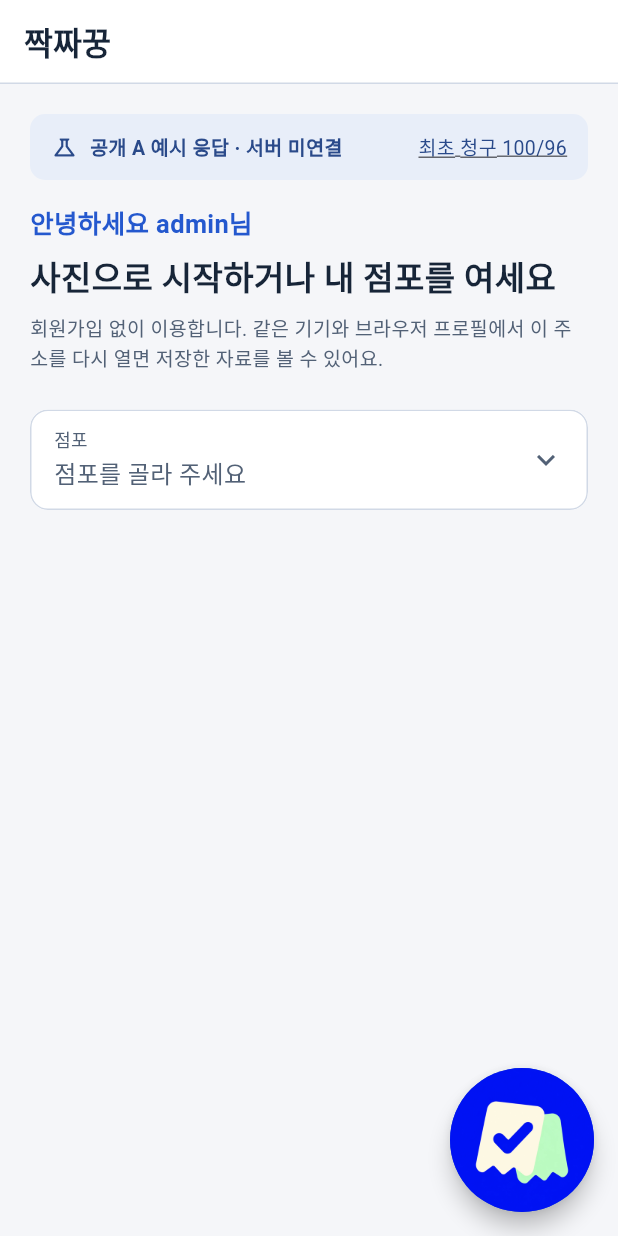
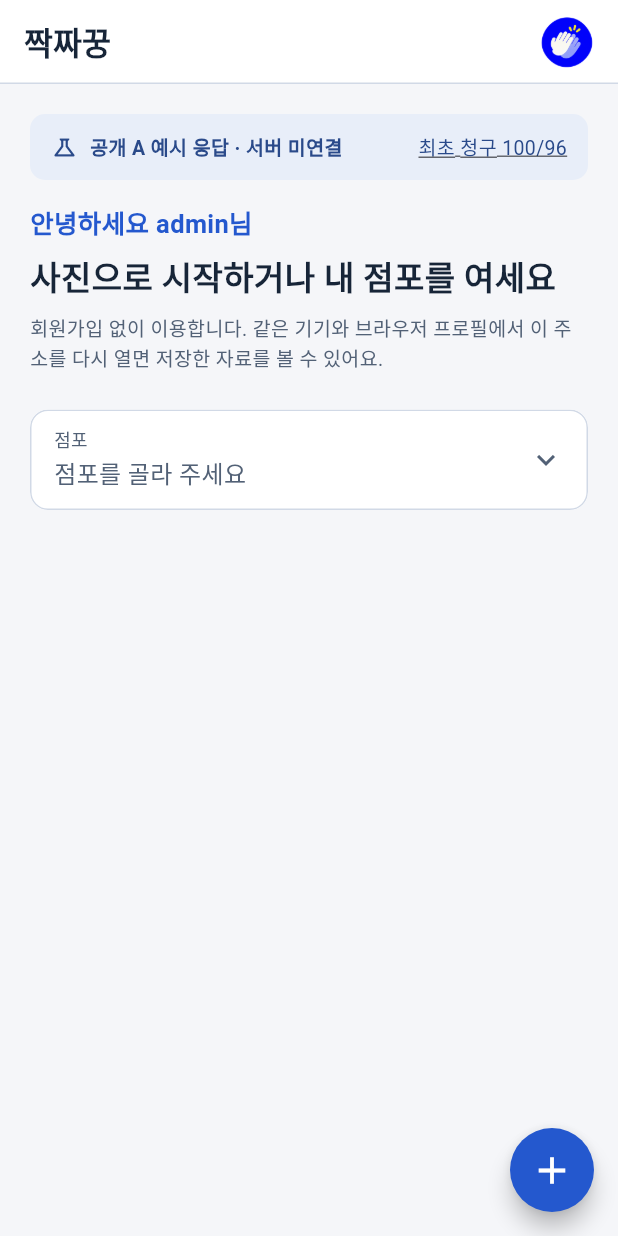
Before and after one commit to JJak-JJak-GGeung/JJak-JJak-GGeung-Frontend, a Flutter app: the screen it shows after launch, on a phone screen of 412 x 824 dp. Run offline on Flutter 3.47's test engine with Material 3 defaults, Android fonts, the phone set to English and light mode, and no system bars; our stand-ins replace file_picker, flutter_riverpod, go_router, image_picker, shared_preferences; missing offline and left inert: dart:js_interop, record.

Commit message:
홈 추가 버튼과 상단 서비스 로고 정리

```diff
--- a/lib/features/ui/shared.dart
+++ b/lib/features/ui/shared.dart
@@ -293,11 +293,13 @@ class Screen extends StatelessWidget {
       required this.children,
       this.bottom = const [],
       this.leading = true,
+      this.appBarActions = const [],
       this.floatingActionButton});
   final String title;
   final List<Widget> children;
   final List<Widget> bottom;
   final bool leading;
+  final List<Widget> appBarActions;
 
   /// Bottom-right action, e.g. the start screen's camera button.
   final Widget? floatingActionButton;
@@ -308,6 +310,7 @@ class Screen extends StatelessWidget {
         appBar: AppBar(
           title: Text(title),
           automaticallyImplyLeading: leading,
+          actions: appBarActions,
         ),
         body: SafeArea(
           child: Center(
--- a/lib/features/ui/start.dart
+++ b/lib/features/ui/start.dart
@@ -145,26 +145,29 @@ class _StartScreenState extends ConsumerState<StartScreen> {
   Widget build(BuildContext context) => Screen(
     title: '짝짜꿍',
     leading: false,
-    floatingActionButton: Semantics(
-      button: true,
-      label: '사진·통화녹음 올리기',
-      child: Tooltip(
-        message: '사진·통화녹음 올리기',
-        child: Material(
-          shape: const CircleBorder(),
-          clipBehavior: Clip.antiAlias,
-          elevation: 6,
-          color: Palette.primary,
-          // Ink.image keeps the tap ripple visible on top of the icon.
-          child: Ink.image(
-            image: const AssetImage('assets/upload_icon.png'),
-            width: 96,
-            height: 96,
-            fit: BoxFit.cover,
-            child: InkWell(onTap: _openAttach),
+    appBarActions: [
+      Padding(
+        padding: const EdgeInsetsDirectional.only(end: 16),
+        child: Center(
+          child: ClipOval(
+            child: Image.asset(
+              'assets/service_logo.png',
+              width: 36,
+              height: 36,
+              fit: BoxFit.cover,
+              excludeFromSemantics: true,
+            ),
           ),
         ),
       ),
+    ],
+    floatingActionButton: FloatingActionButton(
+      onPressed: _openAttach,
+      tooltip: '사진·통화녹음 올리기',
+      shape: const CircleBorder(),
+      backgroundColor: Palette.primary,
+      foregroundColor: Colors.white,
+      child: const Icon(Icons.add, size: 30),
     ),
     children: [
       Text('안녕하세요 admin님', style: Txt.section.copyWith(color: Palette.primary)),
--- a/pubspec.yaml
+++ b/pubspec.yaml
@@ -21,4 +21,4 @@ dev_dependencies:
 flutter:
   uses-material-design: true
   assets:
-    - assets/upload_icon.png
+    - assets/service_logo.png
```
Also changed, not shown: assets/service_logo.png (added).
